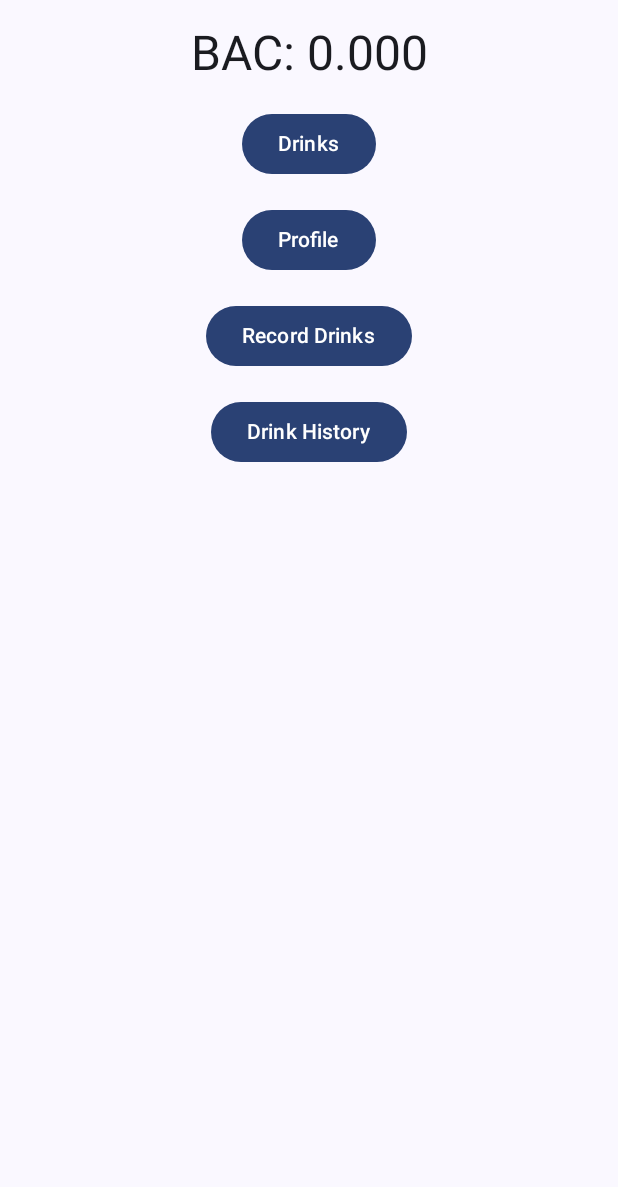
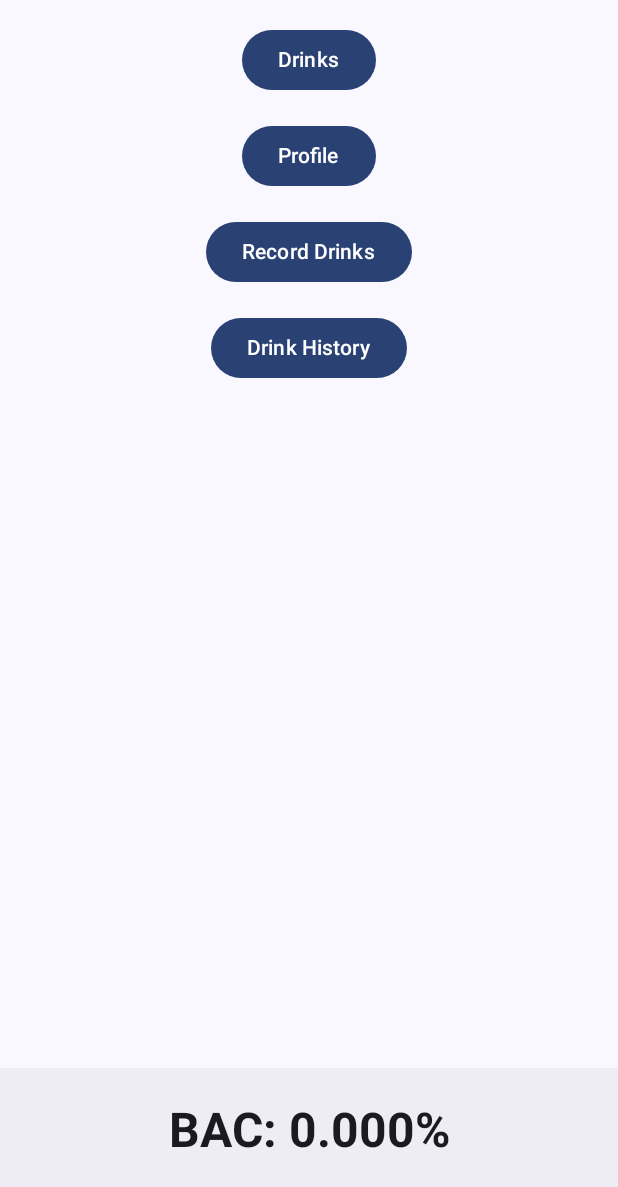
Before and after one commit to khakomaki/Drinkify, an Android app built with Jetpack Compose: the composable MainScreen shown on its own in the app's theme, on a phone screen of 412 x 824 dp. Shown: the top 1187 px of the screen. Run offline under Robolectric (Android 15) with nearby library versions, the phone set to English and light mode, and no system bars.

Commit message:
localization for BAC, improved UI

```diff
--- a/app/src/main/java/com/example/drinkify/mainscreen/MainScreen.kt
+++ b/app/src/main/java/com/example/drinkify/mainscreen/MainScreen.kt
@@ -1,10 +1,13 @@
 package com.example.drinkify.mainscreen
 
 import androidx.compose.foundation.layout.Arrangement
+import androidx.compose.foundation.layout.Box
 import androidx.compose.foundation.layout.Column
 import androidx.compose.foundation.layout.fillMaxWidth
 import androidx.compose.foundation.layout.padding
+import androidx.compose.material3.BottomAppBar
 import androidx.compose.material3.Button
+import androidx.compose.material3.Scaffold
 import androidx.compose.material3.Text
 import androidx.compose.runtime.Composable
 import androidx.compose.ui.Alignment
@@ -22,14 +25,32 @@ fun MainScreen(
     onNavigateToDrinkHistory: () -> Unit,
     modifier: Modifier = Modifier
 ) {
+    Scaffold(
+        // BAC Meter
+        bottomBar = {
+            BottomAppBar(
+                modifier = Modifier.padding(bottom = 32.dp)
+            ) {
+                Box(
+                    modifier = Modifier
+                        .fillMaxWidth(),
+                        //.padding(vertical = 16.dp),
+                    contentAlignment = Alignment.Center
+                ) {
+                    BACMeter(bac = bacState.bac)
+                }
+            }
+        },
+        modifier = modifier
+    ) { padding ->
         Column(
             verticalArrangement = Arrangement.spacedBy(16.dp),
             horizontalAlignment = Alignment.CenterHorizontally,
-        modifier = modifier.fillMaxWidth().padding(16.dp)
+            modifier = Modifier
+                .padding(padding)
+                .fillMaxWidth()
+                .padding(16.dp)
         ) {
-        // BAC meter
-        BACMeter(bac = bacState.bac)
-
             // Navigation
             Button(onClick = onNavigateToDrinks) {
                 Text("Drinks")
@@ -45,3 +66,4 @@ fun MainScreen(
             }
         }
     }
+}
--- a/app/src/main/java/com/example/drinkify/ui/components/BACMeter.kt
+++ b/app/src/main/java/com/example/drinkify/ui/components/BACMeter.kt
@@ -3,11 +3,23 @@ package com.example.drinkify.ui.components
 import androidx.compose.material3.MaterialTheme
 import androidx.compose.material3.Text
 import androidx.compose.runtime.Composable
+import androidx.compose.ui.text.font.FontWeight
+import java.util.Locale
 
 @Composable
 fun BACMeter(bac: Double) {
+    // use promille / per mille for certain countries
+    val currentLocale = Locale.getDefault()
+    val isPerMille = currentLocale.country in listOf("FI", "GE", "NL", "SE")
+    val formattedBAC = if (isPerMille) {
+        String.format(currentLocale,"%.2f", bac * 10.0) + "‰"
+    } else {
+        String.format(currentLocale,"%.3f", bac) + "%"
+    }
+
     Text(
-        text = "BAC: ${"%.3f".format(bac)}",
-        style = MaterialTheme.typography.headlineLarge
+        text = "BAC: $formattedBAC",
+        style = MaterialTheme.typography.headlineLarge,
+        fontWeight = FontWeight.Bold
     )
 }
```
Lines whose indentation alone changed are shown as unchanged.
